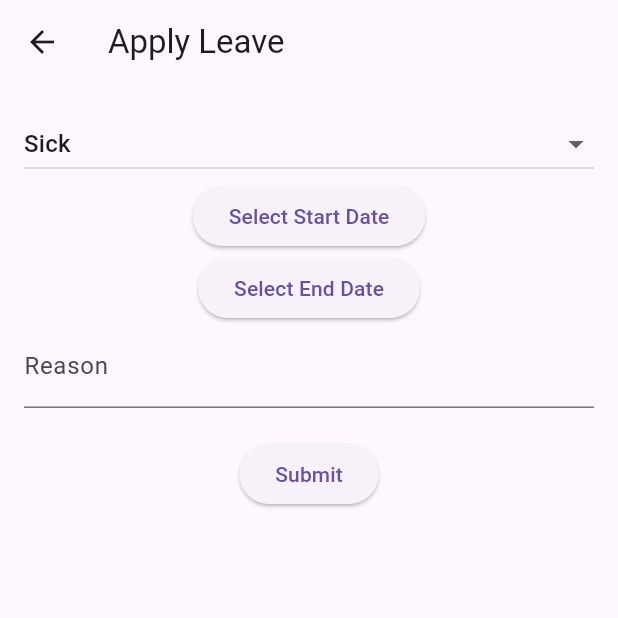
After one commit to FathimaMehrin123/emp_track, a Flutter app: the LeaveRequestPage screen opened directly, on a phone screen of 412 x 824 dp, the top half of it. The commit adds this screen. Run offline on Flutter 3.47's test engine with Material 3 defaults, Android fonts, the phone set to English and light mode, and no system bars; our stand-ins replace shared_preferences; accounts and stored records are empty; network calls fail.

Commit message:
employee frontend

```diff
--- /dev/null
+++ b/lib/features/employee/view/leave_request_page.dart
@@ -0,0 +1,151 @@
+import 'package:flutter/material.dart';
+import 'package:provider/provider.dart';
+
+import '../viewmodels/leave_viewmodel.dart';
+
+class LeaveRequestPage extends StatefulWidget {
+  const LeaveRequestPage({super.key});
+
+  @override
+  State<LeaveRequestPage> createState() =>
+      _LeaveRequestPageState();
+}
+
+class _LeaveRequestPageState
+    extends State<LeaveRequestPage> {
+
+  final reasonController = TextEditingController();
+
+  String leaveType = "Sick";
+
+  DateTime? startDate;
+  DateTime? endDate;
+
+  Future<void> pickStartDate() async {
+    final date = await showDatePicker(
+      context: context,
+      firstDate: DateTime.now(),
+      lastDate: DateTime(2035),
+      initialDate: DateTime.now(),
+    );
+
+    if (date != null) {
+      setState(() {
+        startDate = date;
+      });
+    }
+  }
+
+  Future<void> pickEndDate() async {
+    final date = await showDatePicker(
+      context: context,
+      firstDate: startDate ?? DateTime.now(),
+      lastDate: DateTime(2035),
+      initialDate: startDate ?? DateTime.now(),
+    );
+
+    if (date != null) {
+      setState(() {
+        endDate = date;
+      });
+    }
+  }
+
+  @override
+  Widget build(BuildContext context) {
+
+    final vm = context.read<LeaveViewModel>();
+
+    return Scaffold(
+      appBar: AppBar(
+        title: const Text("Apply Leave"),
+      ),
+      body: Padding(
+        padding: const EdgeInsets.all(16),
+        child: Column(
+          children: [
+
+            DropdownButton<String>(
+              value: leaveType,
+              isExpanded: true,
+              items: const [
+
+                DropdownMenuItem(
+                  value: "Sick",
+                  child: Text("Sick"),
+                ),
+
+                DropdownMenuItem(
+                  value: "Casual",
+                  child: Text("Casual"),
+                ),
+
+                DropdownMenuItem(
+                  value: "Emergency",
+                  child: Text("Emergency"),
+                ),
+              ],
+              onChanged: (value) {
+                setState(() {
+                  leaveType = value!;
+                });
+              },
+            ),
+
+            ElevatedButton(
+              onPressed: pickStartDate,
+              child: Text(
+                startDate == null
+                    ? "Select Start Date"
+                    : startDate.toString().split(" ")[0],
+              ),
+            ),
+
+            ElevatedButton(
+              onPressed: pickEndDate,
+              child: Text(
+                endDate == null
+                    ? "Select End Date"
+                    : endDate.toString().split(" ")[0],
+              ),
+            ),
+
+            TextField(
+              controller: reasonController,
+              decoration:
+                  const InputDecoration(labelText: "Reason"),
+            ),
+
+            const SizedBox(height: 20),
+
+            ElevatedButton(
+              onPressed: () async {
+
+                if (startDate == null ||
+                    endDate == null) {
+                  return;
+                }
+
+                final message =
+                    await vm.requestLeave(
+                  leaveType: leaveType,
+                  startDate: startDate!,
+                  endDate: endDate!,
+                  reason: reasonController.text,
+                );
+
+                if (mounted) {
+                  ScaffoldMessenger.of(context)
+                      .showSnackBar(
+                    SnackBar(content: Text(message)),
+                  );
+                }
+              },
+              child: const Text("Submit"),
+            )
+          ],
+        ),
+      ),
+    );
+  }
+}
```
Also changed, not shown: lib/features/authentication/view/login_page.dart (+16 -12 lines), lib/features/employee/view/attendance_page.dart (added, +77 -0 lines), lib/features/employee/view/empl_dashboard_page.dart (added, +119 -0 lines), lib/features/employee/view/leave_history_page.dart (added, +63 -0 lines), lib/features/employee/viewmodels/attendance_viewmodel.dart (added, +57 -0 lines), lib/features/employee/viewmodels/emp_dashbaord_viewmodel.dart (added, +67 -0 lines), lib/features/employee/viewmodels/leave_viewmodel.dart (added, +65 -0 lines), lib/features/employee/widgets/emp_card.dart (added, +40 -0 lines), lib/main.dart (+6 -1 lines), lib/sevices/leave_api_service.dart (+13 -10 lines).
